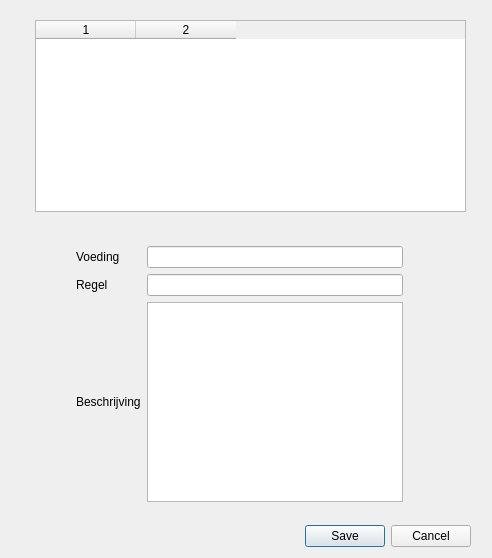
Above: src/carereport/views/dietline.ui from Mholscher/carereport before the change. Below: the same form after it.
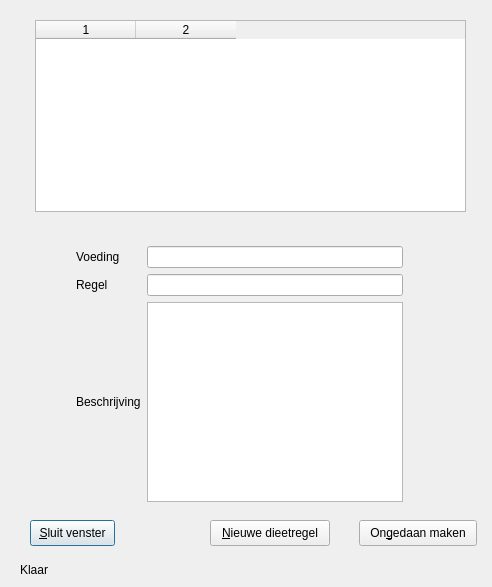
That is the form after the change.

Commit message: Added filling diet line table and adjusted views for bi-directional link with diet

```diff
--- a/src/carereport/views/dietline.ui
+++ b/src/carereport/views/dietline.ui
@@ -7,28 +7,12 @@
     <x>0</x>
     <y>0</y>
     <width>492</width>
-    <height>558</height>
+    <height>587</height>
    </rect>
   </property>
   <property name="windowTitle">
    <string>Dialog</string>
   </property>
-  <widget class="QDialogButtonBox" name="buttonBox">
-   <property name="geometry">
-    <rect>
-     <x>130</x>
-     <y>520</y>
-     <width>341</width>
-     <height>32</height>
-    </rect>
-   </property>
-   <property name="orientation">
-    <enum>Qt::Horizontal</enum>
-   </property>
-   <property name="standardButtons">
-    <set>QDialogButtonBox::Cancel|QDialogButtonBox::Save</set>
-   </property>
-  </widget>
   <widget class="QWidget" name="layoutWidget">
    <property name="geometry">
     <rect>
@@ -133,6 +117,76 @@
    <column/>
    <column/>
   </widget>
+  <widget class="QPushButton" name="resetButton">
+   <property name="geometry">
+    <rect>
+     <x>359</x>
+     <y>520</y>
+     <width>118</width>
+     <height>26</height>
+    </rect>
+   </property>
+   <property name="text">
+    <string>On&amp;gedaan maken</string>
+   </property>
+   <property name="shortcut">
+    <string extracomment="Maakt wijzigingen aan deze dieetregel ongedaan"/>
+   </property>
+   <property name="autoDefault">
+    <bool>false</bool>
+   </property>
+  </widget>
+  <widget class="QPushButton" name="closeButton">
+   <property name="geometry">
+    <rect>
+     <x>30</x>
+     <y>520</y>
+     <width>85</width>
+     <height>26</height>
+    </rect>
+   </property>
+   <property name="text">
+    <string>&amp;Sluit venster</string>
+   </property>
+   <property name="shortcut">
+    <string extracomment="Sluit dit venster en behoudt de wijzigingen"/>
+   </property>
+   <property name="autoDefault">
+    <bool>false</bool>
+   </property>
+   <property name="default">
+    <bool>true</bool>
+   </property>
+  </widget>
+  <widget class="QLabel" name="statusMessageLabel">
+   <property name="geometry">
+    <rect>
+     <x>20</x>
+     <y>560</y>
+     <width>471</width>
+     <height>20</height>
+    </rect>
+   </property>
+   <property name="text">
+    <string>Klaar</string>
+   </property>
+  </widget>
+  <widget class="QPushButton" name="newLineButton">
+   <property name="geometry">
+    <rect>
+     <x>210</x>
+     <y>520</y>
+     <width>120</width>
+     <height>26</height>
+    </rect>
+   </property>
+   <property name="text">
+    <string>&amp;Nieuwe dieetregel</string>
+   </property>
+   <property name="autoDefault">
+    <bool>false</bool>
+   </property>
+  </widget>
  </widget>
  <resources/>
  <connections>
```
Left out of the diff: 37 changed lines with no effect on the pictures. The commit also changes 5 other files.
